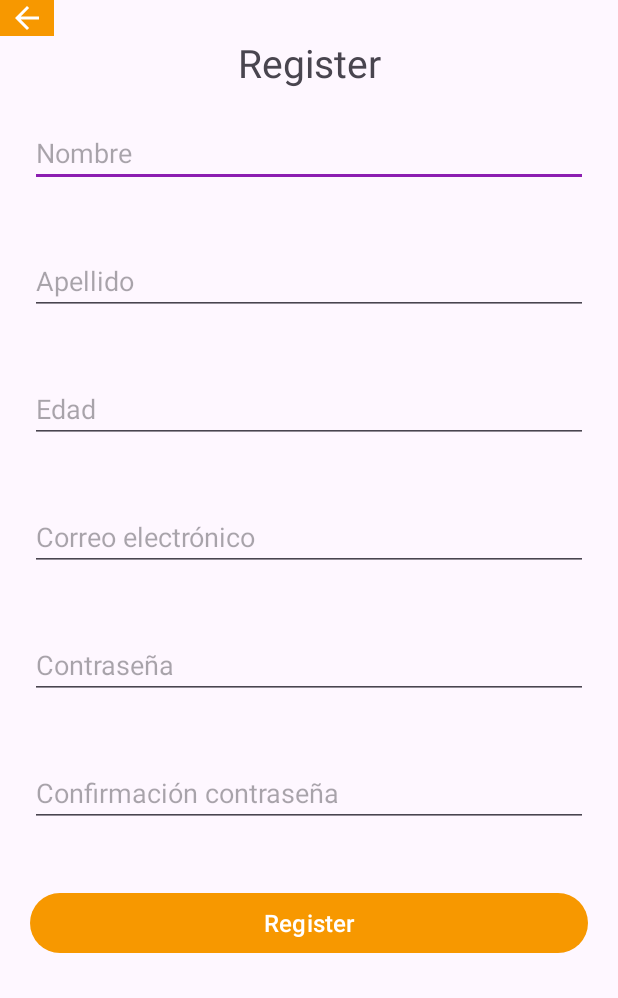
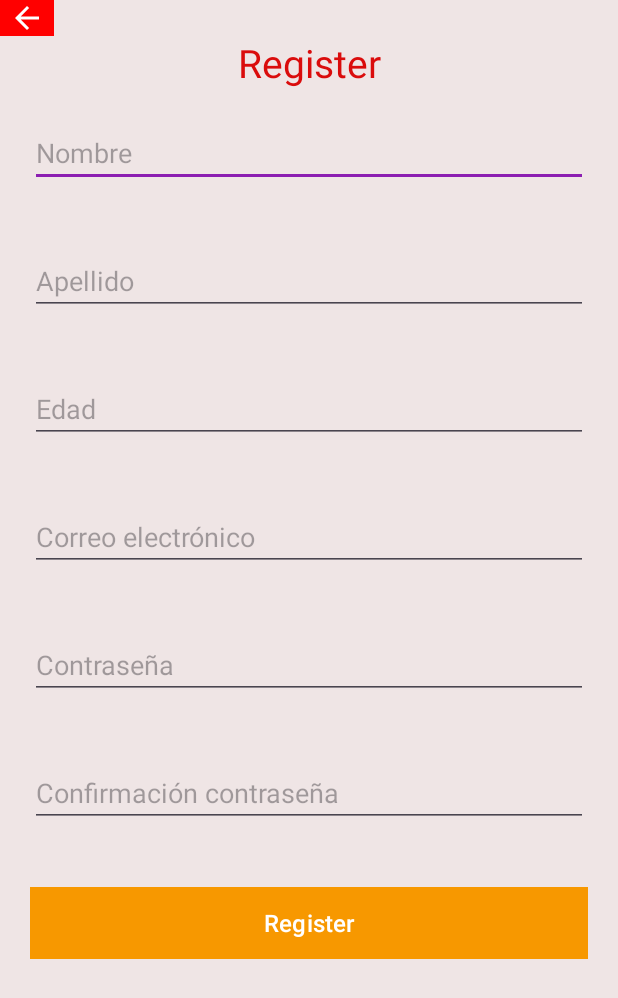
Before and after one commit to juanmogollon1/moviles1234, an Android app: the RegisterActivity screen opened directly, with no data from a screen before it, on a phone screen of 412 x 824 dp. Shown: the top 998 px of the screen. Run offline under Robolectric (Android 15) with nearby library versions, the phone set to English and light mode, and no system bars.

```diff
--- a/app/src/main/res/layout/activity_register.xml
+++ b/app/src/main/res/layout/activity_register.xml
@@ -4,6 +4,7 @@
     xmlns:tools="http://schemas.android.com/tools"
     android:layout_width="match_parent"
     android:layout_height="match_parent"
+    android:background="#EFE5E5"
     tools:context=".RegisterActivity">
 
     <LinearLayout
@@ -15,10 +16,10 @@
             android:id="@+id/imageButton"
             android:layout_width="36dp"
             android:layout_height="wrap_content"
-            android:background="@color/my_primary_color"
+            android:background="@color/my_red_color"
+            android:onClick="irlogin"
             app:srcCompat="@drawable/ic_arrow_back_24"
-            tools:srcCompat="@drawable/ic_arrow_back_24"
-            android:onClick="irlogin"/>
+            tools:srcCompat="@drawable/ic_arrow_back_24" />
 
         <TextView
             android:id="@+id/textView2"
@@ -26,6 +27,7 @@
             android:layout_height="wrap_content"
             android:gravity="center"
             android:text="Register"
+            android:textColor="#DA0C0C"
             android:textSize="26sp" />
 
         <EditText
@@ -87,7 +89,9 @@
             android:layout_width="match_parent"
             android:layout_height="wrap_content"
             android:layout_margin="20dp"
+            android:background="#CDC5C5"
             android:text="Register"
+            android:textColorLink="#E91E63"
             android:textSize="16sp" />
     </LinearLayout>
 
```
Also changed, not shown: app/src/main/res/layout/activity_login.xml (+8 -2 lines).
